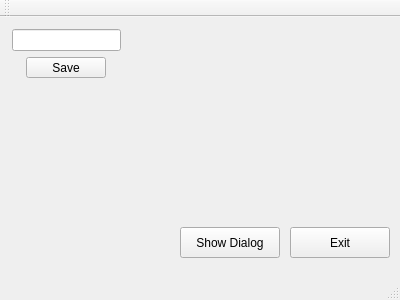
Before: the Qt Designer form mainwindow.ui in aspirantip/SharedMemory, drawn with Qt 5.
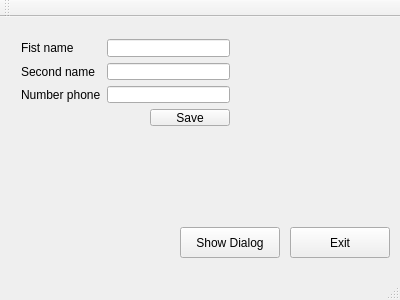
After: the same form once the commit is applied.

Commit message:
Реализован необходимый графический интерфейс
Впростоте будем хранить: имя, фамилию и номер телефона.

Diff of the .ui file:
```diff
--- a/mainwindow.ui
+++ b/mainwindow.ui
@@ -43,17 +43,44 @@
    <widget class="QWidget" name="">
     <property name="geometry">
      <rect>
-      <x>1</x>
-      <y>1</y>
-      <width>131</width>
-      <height>71</height>
+      <x>10</x>
+      <y>11</y>
+      <width>231</width>
+      <height>109</height>
      </rect>
     </property>
-    <layout class="QVBoxLayout" name="verticalLayout">
-     <item>
-      <widget class="QLineEdit" name="lineEdit"/>
+    <layout class="QGridLayout" name="gridLayout">
+     <item row="0" column="0">
+      <widget class="QLabel" name="label">
+       <property name="text">
+        <string>Fist name</string>
+       </property>
+      </widget>
      </item>
-     <item>
+     <item row="0" column="1">
+      <widget class="QLineEdit" name="leFistName"/>
+     </item>
+     <item row="1" column="0">
+      <widget class="QLabel" name="label_2">
+       <property name="text">
+        <string>Second name</string>
+       </property>
+      </widget>
+     </item>
+     <item row="1" column="1">
+      <widget class="QLineEdit" name="leSecondName"/>
+     </item>
+     <item row="2" column="0">
+      <widget class="QLabel" name="label_3">
+       <property name="text">
+        <string>Number phone</string>
+       </property>
+      </widget>
+     </item>
+     <item row="2" column="1">
+      <widget class="QLineEdit" name="leNumberPhone"/>
+     </item>
+     <item row="3" column="0" colspan="2">
       <layout class="QHBoxLayout" name="horizontalLayout">
        <item>
         <spacer name="horizontalSpacer">
@@ -78,19 +105,6 @@
          </property>
         </widget>
        </item>
-       <item>
-        <spacer name="horizontalSpacer_2">
-         <property name="orientation">
-          <enum>Qt::Horizontal</enum>
-         </property>
-         <property name="sizeHint" stdset="0">
-          <size>
-           <width>20</width>
-           <height>20</height>
-          </size>
-         </property>
-        </spacer>
-       </item>
       </layout>
      </item>
     </layout>
```
The commit also changes 1 other file.
